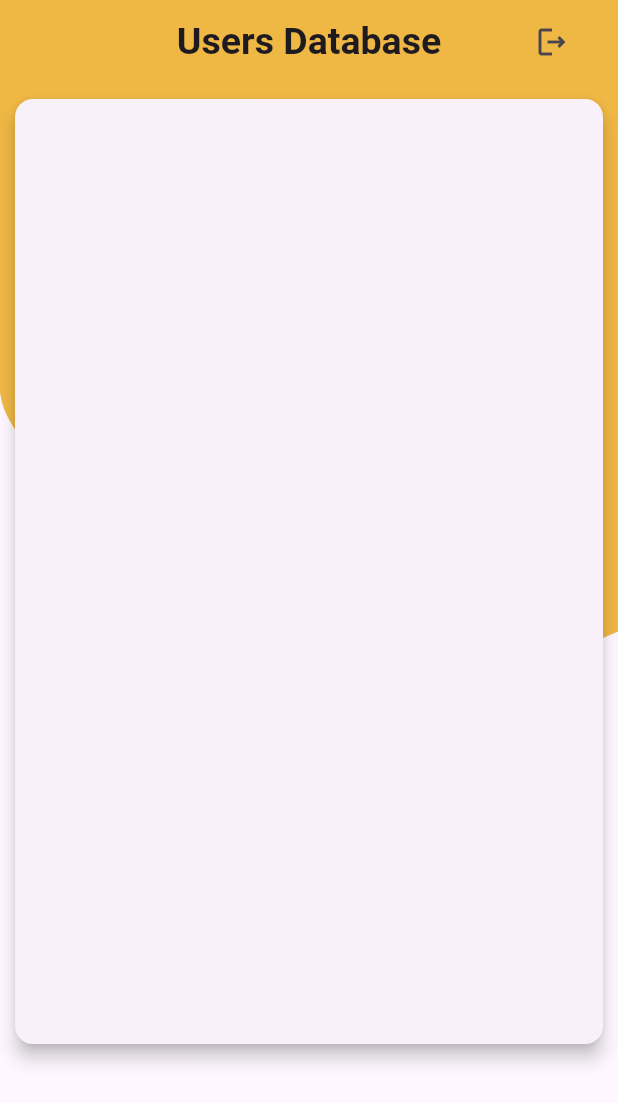
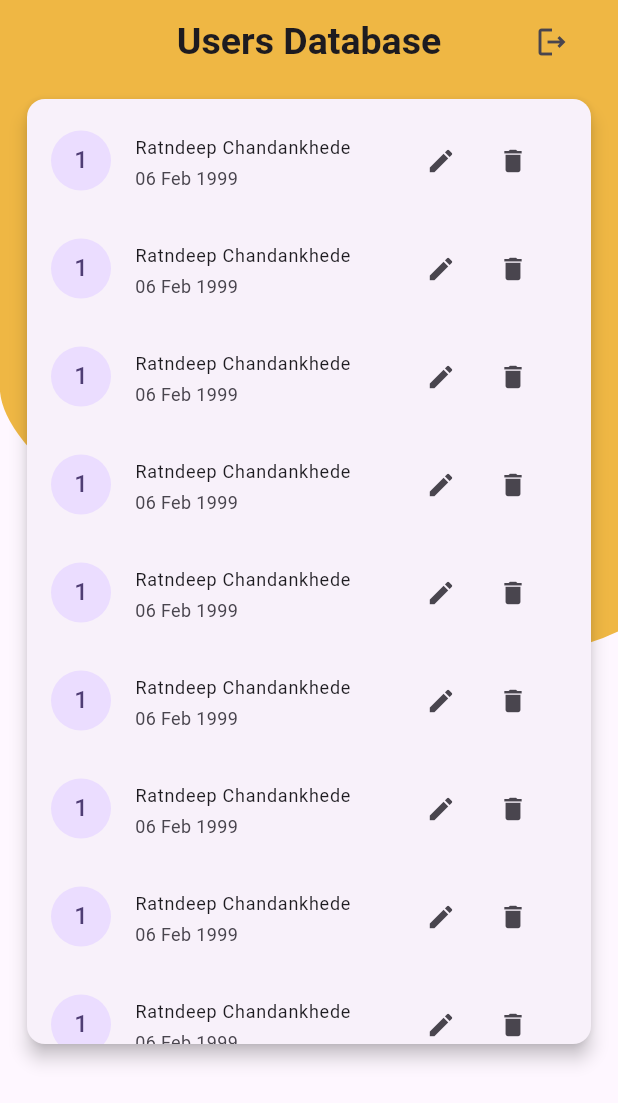
Before and after one commit to Ratndeep1999/signin-and-signup-screen, a Flutter app: the HomeScreen screen opened directly, on a phone screen of 412 x 824 dp. Shown: the top 1103 px of the screen. Run offline on Flutter 3.47's test engine with Material 3 defaults, Android fonts, the phone set to English and light mode, and no system bars; our stand-ins replace intl_phone_field, shared_preferences; accounts and stored records are empty.

Commit message:
list tile add

```diff
--- a/lib/home_screen.dart
+++ b/lib/home_screen.dart
@@ -45,14 +45,41 @@ class HomeScreen extends StatelessWidget {
               width: double.infinity,
               height: 650.0,
               child: Card(
-                margin: EdgeInsets.symmetric(horizontal: 10.0, vertical: 10.0),
+                margin: EdgeInsets.symmetric(horizontal: 18.0, vertical: 10.0),
                 elevation: 5.0,
-                child: Expanded(
-                  child: ListView.builder(
-                    itemBuilder: (context, index) {
-                      return ListTile();
-                    },
-                  ),
+                child: ListView.builder(
+                  padding: EdgeInsets.symmetric(vertical: 5.0),
+                  itemBuilder: (context, index) {
+                    return ListTile(
+                      leading: CircleAvatar(child: Text("1")),
+                      trailing: SizedBox(
+                        width: 100,
+                        child: Row(
+                          children: [
+                            /// Edit Icon
+                            IconButton(
+                              onPressed: () {},
+                              icon: Icon(Icons.edit, size: 20.0),
+                            ),
+
+                            /// Delete Icon
+                            IconButton(
+                              onPressed: () {},
+                              icon: Icon(Icons.delete, size: 20.0),
+                            ),
+                          ],
+                        ),
+                      ),
+                      title: Text(
+                        "Ratndeep Chandankhede",
+                        style: TextStyle(fontSize: 12.0),
+                      ),
+                      subtitle: Text(
+                        "06 Feb 1999",
+                        style: TextStyle(fontSize: 12.0),
+                      ),
+                    );
+                  },
                 ),
               ),
             ),
@@ -94,3 +121,24 @@ class HomeScreen extends StatelessWidget {
     );
   }
 }
+
+// Container(
+// margin: EdgeInsets.symmetric(
+// horizontal: 10.0,
+// vertical: 5.0,
+// ),
+// // padding: ,
+// decoration: BoxDecoration(color: Colors.red.shade400),
+// child: Column(
+// children: [
+// Text("Ratndeep Chandankhede"),
+// Text("Ratndeep@gmail.com"),
+// Text("ratndeep_01"),
+// Text("+91 8551830830"),
+// Text("06 Feb 1999"),
+// Text("Rajratna@121"),
+// Text("What is your Favourite colour?"),
+// Text("Brown"),
+// ],
+// ),
+// );
```
